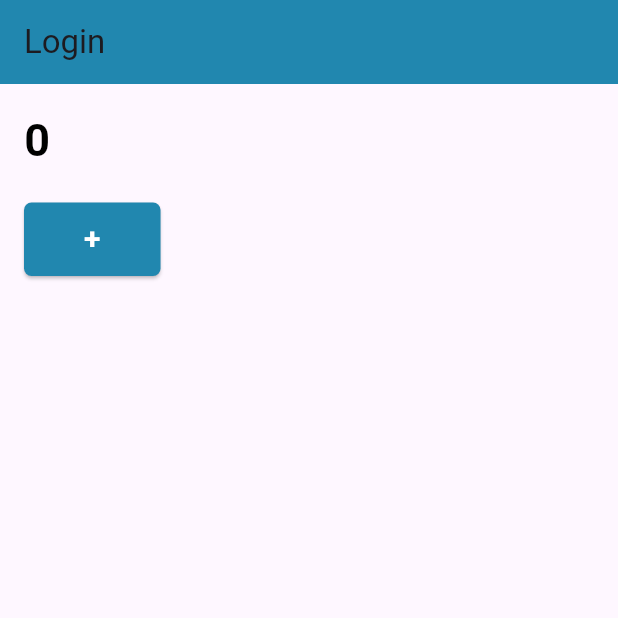
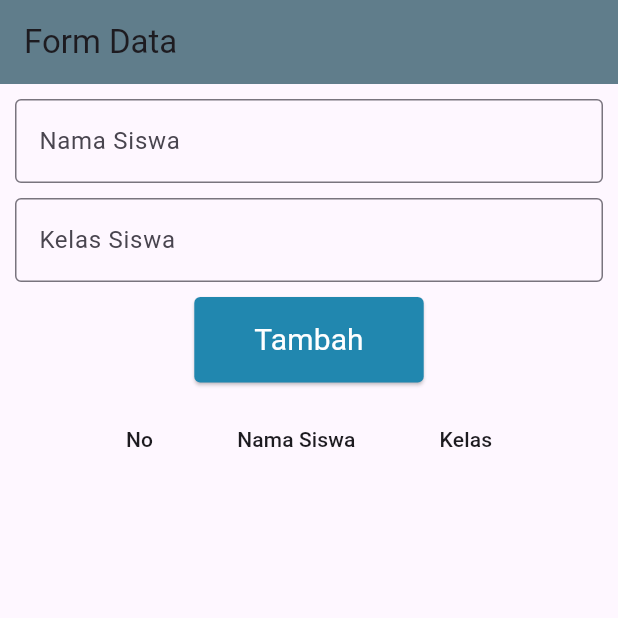
Before and after one commit to ValerieAttila09/belajar_form_flutter, a Flutter app: the screen it shows after launch, on a phone screen of 412 x 824 dp, the top half of it. Run offline on Flutter 3.47's test engine with Material 3 defaults, Android fonts, the phone set to English and light mode, and no system bars.

```diff
--- a/lib/main.dart
+++ b/lib/main.dart
@@ -9,23 +9,37 @@ class MyApp extends StatelessWidget {
 
   @override
   Widget build(BuildContext context) {
-    return MaterialApp(debugShowCheckedModeBanner: false, home: SetCounter());
+    return MaterialApp(
+      debugShowCheckedModeBanner: false,
+      home: TextfieldToTable(),
+    );
   }
 }
 
-class SetCounter extends StatefulWidget {
-  const SetCounter({super.key});
+class TextfieldToTable extends StatefulWidget {
+  const TextfieldToTable({super.key});
 
   @override
-  State<SetCounter> createState() => _Counter();
+  State<TextfieldToTable> createState() => TextfieldPageState();
 }
 
-class _Counter extends State<SetCounter> {
-  int number = 0;
+class TextfieldPageState extends State<TextfieldToTable> {
+  final TextEditingController namaController = TextEditingController();
+  final TextEditingController kelasController = TextEditingController();
 
-  void tambah_angka() {
+  // Array list
+
+  List<Map<String, String>> DataList = [];
+
+  void tambahData() {
     setState(() {
-      number += 2;
+      DataList.add({
+        'nama': namaController.text,
+        'kelas': kelasController.text,
+      });
+      // untuk membersihkan isi form atau textfield
+      namaController.clear();
+      kelasController.clear();
     });
   }
 
@@ -33,48 +47,78 @@ class _Counter extends State<SetCounter> {
   Widget build(BuildContext context) {
     return Scaffold(
       appBar: AppBar(
-        title: Text("Login"),
-        backgroundColor: const Color.fromARGB(255, 33, 135, 175),
+        title: Text("Form Data"),
+        backgroundColor: Colors.blueGrey,
       ),
-      body: Padding(
-        padding: EdgeInsets.all(16.0),
+      body: Column(
+        children: [
+          Padding(
+            padding: EdgeInsetsGeometry.all(10),
             child: Column(
-          crossAxisAlignment: CrossAxisAlignment.start,
+              mainAxisAlignment: MainAxisAlignment.start,
               children: [
-            Text(
-              number.toString(),
-              style: TextStyle(
-                color: Colors.black,
-                fontSize: 30,
-                fontWeight: FontWeight.w600,
+                TextFormField(
+                  controller: namaController,
+                  decoration: InputDecoration(
+                    labelText: "Nama Siswa",
+                    border: OutlineInputBorder(),
                   ),
                 ),
-            const SizedBox(height: 20),
+                const SizedBox(height: 10),
+                TextFormField(
+                  controller: kelasController,
+                  decoration: InputDecoration(
+                    labelText: "Kelas Siswa",
+                    border: OutlineInputBorder(),
+                  ),
+                ),
+                const SizedBox(height: 10),
                 ElevatedButton(
-              onPressed: () {
-                if (number < 10) {
-                  tambah_angka();
-                }
-              },
+                  onPressed: tambahData,
                   style: ElevatedButton.styleFrom(
                     backgroundColor: const Color.fromARGB(255, 33, 135, 175),
                     shape: RoundedRectangleBorder(
-                  borderRadius: BorderRadius.circular(5),
+                      borderRadius: BorderRadius.circular(4),
                     ),
-                padding: EdgeInsets.symmetric(vertical: 10, horizontal: 40),
+                    padding: EdgeInsets.symmetric(vertical: 14, horizontal: 40),
                   ),
                   child: Text(
-                "+",
+                    "Tambah",
                     style: TextStyle(
                       fontSize: 20,
-                  fontWeight: FontWeight.w600,
+                      fontWeight: FontWeight.w400,
                       color: const Color.fromARGB(255, 255, 255, 255),
                     ),
+                  ),
+                ),
+                const SizedBox(height: 10),
+                SingleChildScrollView(
+                  scrollDirection: Axis.horizontal,
+                  child: Row(
+                    children: <Widget>[
+                      DataTable(
+                        columns: const <DataColumn>[
+                          DataColumn(label: Text("No")),
+                          DataColumn(label: Text("Nama Siswa")),
+                          DataColumn(label: Text("Kelas")),
+                        ],
+                        rows: List.generate(
+                          DataList.length,
+                          (index) => DataRow(cells: [
+                            DataCell(Text((index + 1).toString())),
+                            DataCell(Text(DataList[index]['nama']!)),
+                            DataCell(Text(DataList[index]['kelas']!))
+                          ]),
                         ),
                       ),
                     ],
                   ),
                 ),
+              ],
+            ),
+          ),
+        ],
+      ),
     );
   }
 }
```
Also changed, not shown: lib/counter.dart (added, +80 -0 lines). Lines whose indentation alone changed are shown as unchanged.
